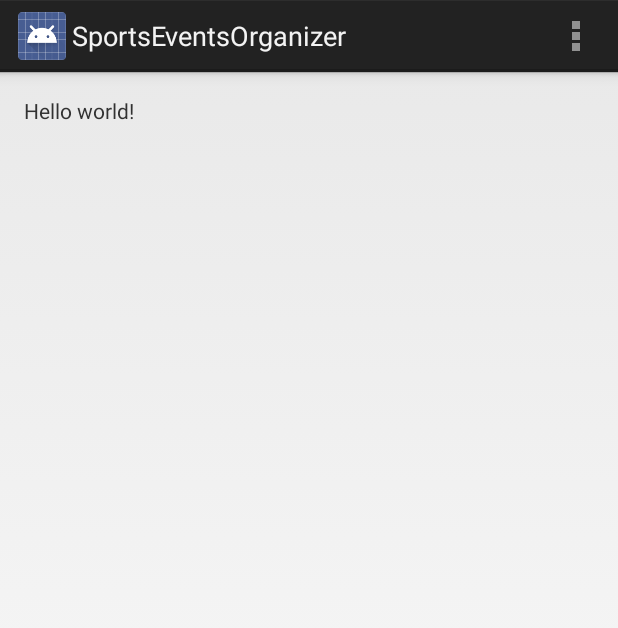
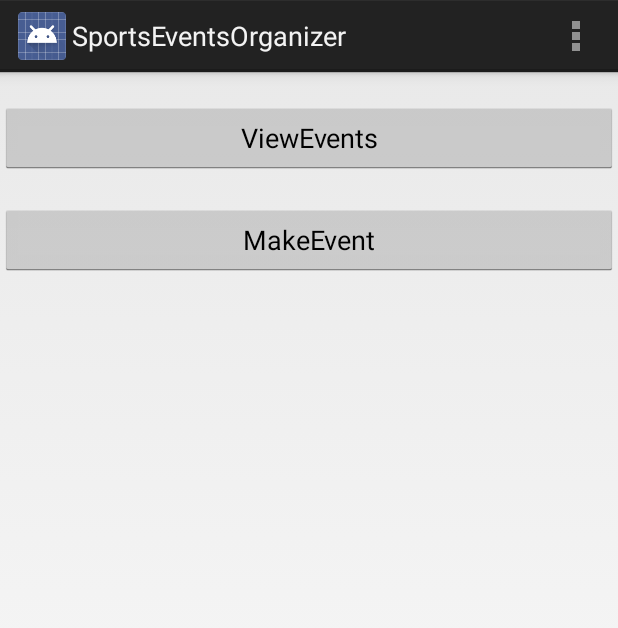
Before and after one commit to stefanNaumov/FredFlintstone, an Android app: the screen it shows after launch (MyActivity), on a phone screen of 412 x 824 dp. Shown: the top 628 px of the screen. Run offline under Robolectric (Android 15) with nearby library versions, the phone set to English and light mode, and no system bars.

```diff
--- a/app/build.gradle
+++ b/app/build.gradle
@@ -20,5 +20,6 @@ android {
 }
 
 dependencies {
+    compile files('libs/AndroidSDK.jar')
     compile fileTree(dir: 'libs', include: ['*.jar'])
 }
--- a/app/src/main/AndroidManifest.xml
+++ b/app/src/main/AndroidManifest.xml
@@ -16,6 +16,8 @@
                 <category android:name="android.intent.category.LAUNCHER" />
             </intent-filter>
         </activity>
+        <activity android:name="activities.ViewEventsActivity"></activity>
+        <activity android:name="activities.RegisterEventActivity"></activity>
     </application>
 
 </manifest>
--- a/app/src/main/java/com/example/stefan/sportseventsorganizer/MyActivity.java
+++ b/app/src/main/java/com/example/stefan/sportseventsorganizer/MyActivity.java
@@ -1,17 +1,30 @@
 package com.example.stefan.sportseventsorganizer;
 
 import android.app.Activity;
+import android.content.Intent;
 import android.os.Bundle;
 import android.view.Menu;
 import android.view.MenuItem;
+import android.view.View;
+import android.widget.Button;
+
+import activities.RegisterEventActivity;
+import activities.ViewEventsActivity;
 
 
-public class MyActivity extends Activity {
+public class MyActivity extends Activity implements View.OnClickListener{
 
+    Button viewEventsBtn, regEventBtn;
     @Override
     protected void onCreate(Bundle savedInstanceState) {
         super.onCreate(savedInstanceState);
-        setContentView(R.layout.activity_my);
+        setContentView(R.layout.activity_main);
+
+        viewEventsBtn = (Button)findViewById(R.id.viewEvents_btn);
+        regEventBtn = (Button)findViewById(R.id.makeEvent_btn);
+
+        viewEventsBtn.setOnClickListener(this);
+        regEventBtn.setOnClickListener(this);
     }
 
 
@@ -33,4 +46,17 @@ public class MyActivity extends Activity {
         }
         return super.onOptionsItemSelected(item);
     }
+
+    @Override
+    public void onClick(View view) {
+
+        if (view.getId() == viewEventsBtn.getId()){
+            Intent i = new Intent(this, ViewEventsActivity.class);
+            startActivity(i);
+        }
+        else if (view.getId() == regEventBtn.getId()){
+            Intent i = new Intent(this, RegisterEventActivity.class);
+            startActivity(i);
+        }
+    }
 }
--- /dev/null
+++ b/app/src/main/res/layout/activity_main.xml
@@ -0,0 +1,24 @@
+
+<LinearLayout xmlns:android="http://schemas.android.com/apk/res/android"
+    xmlns:tools="http://schemas.android.com/tools"
+    android:layout_width="match_parent"
+    android:layout_height="match_parent"
+    tools:context="com.example.sportseventsorganizer.MainActivity"
+    android:orientation="vertical">
+
+
+    <Button
+        android:id="@+id/viewEvents_btn"
+        android:layout_width="match_parent"
+        android:layout_height="wrap_content"
+        android:text="@string/viewEvents"
+        android:layout_marginTop="20dp"/>"
+	<Button
+	        android:id="@+id/makeEvent_btn"
+	        android:layout_width="match_parent"
+	        android:layout_height="wrap_content"
+	        android:text="@string/makeEvent"
+	        android:layout_marginTop="20dp"/>
+
+
+</LinearLayout>
--- a/app/src/main/res/layout/activity_my.xml
+++ /dev/null
@@ -1,16 +0,0 @@
-<RelativeLayout xmlns:android="http://schemas.android.com/apk/res/android"
-    xmlns:tools="http://schemas.android.com/tools"
-    android:layout_width="match_parent"
-    android:layout_height="match_parent"
-    android:paddingLeft="@dimen/activity_horizontal_margin"
-    android:paddingRight="@dimen/activity_horizontal_margin"
-    android:paddingTop="@dimen/activity_vertical_margin"
-    android:paddingBottom="@dimen/activity_vertical_margin"
-    tools:context=".MyActivity">
-
-    <TextView
-        android:text="@string/hello_world"
-        android:layout_width="wrap_content"
-        android:layout_height="wrap_content" />
-
-</RelativeLayout>
--- /dev/null
+++ b/app/src/main/res/layout/view_events_layout.xml
@@ -0,0 +1,6 @@
+<?xml version="1.0" encoding="utf-8"?>
+<LinearLayout xmlns:android="http://schemas.android.com/apk/res/android"
+    android:layout_width="match_parent"
+    android:layout_height="match_parent">
+
+</LinearLayout>
```
Also changed, not shown: app/src/main/java/activities/RegisterEventActivity.java (added, +32 -0 lines), app/src/main/java/activities/ViewEventsActivity.java (added, +17 -0 lines), app/src/main/java/models/Event.java (added, +103 -0 lines), app/src/main/res/layout/register_event_layout.xml (added, +54 -0 lines), app/src/main/res/values/strings.xml (+16 -1 lines), 3 other files.
